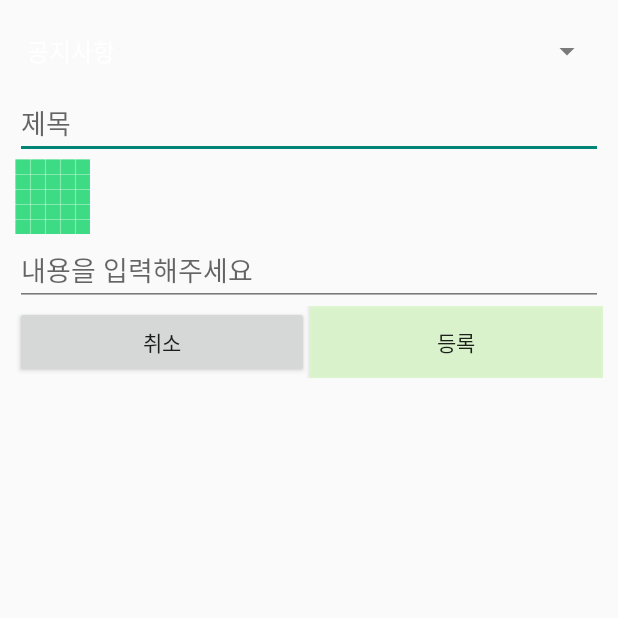
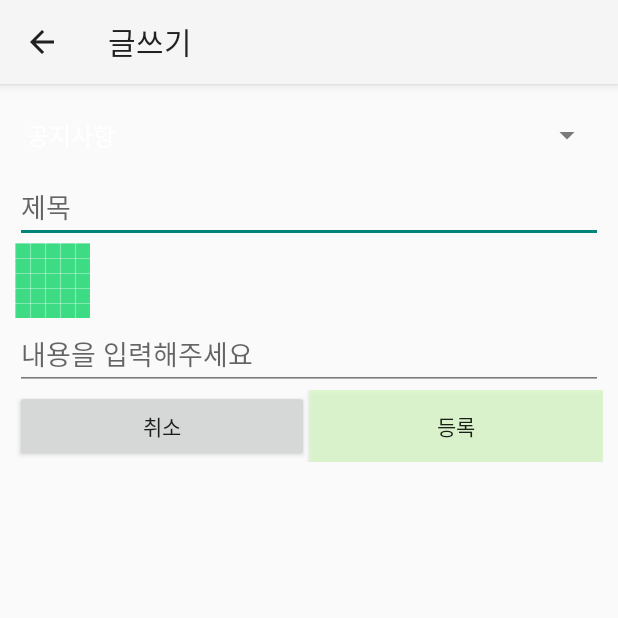
Before and after one commit to yerinOneul/Pet-s-Tree, an Android app: the Write screen opened directly, with no data from a screen before it, on a phone screen of 412 x 824 dp, the top half of it. Run offline under Robolectric (Android 15) with nearby library versions, the phone set to English and light mode, and no system bars; our stand-ins replace Firebase (no records; nobody signed in at launch, a user with empty details on screens opened directly); pictures from the network do not load.

Commit message:
Added Titlebar in Write

```diff
--- a/app/src/main/AndroidManifest.xml
+++ b/app/src/main/AndroidManifest.xml
@@ -26,7 +26,8 @@
         </activity>
         <activity android:name=".Login"/>
         <activity android:name=".SignUp"/>
-        <activity android:name=".Write"/>
+        <activity android:name=".Write"
+            android:theme="@style/Theme.PetsTree.Titlebar" />
         <activity android:name=".ExpectCertActivity" />
         <activity android:name=".GalleryActivity"/>
 
--- a/app/src/main/java/kr/ac/gachon/sw/petstree/Write.java
+++ b/app/src/main/java/kr/ac/gachon/sw/petstree/Write.java
@@ -7,6 +7,7 @@ import android.net.Uri;
 import android.os.Bundle;
 import android.text.InputType;
 import android.util.Log;
+import android.view.MenuItem;
 import android.view.View;
 import android.view.ViewGroup;
 import android.widget.Adapter;
@@ -22,6 +23,7 @@ import android.widget.Spinner;
 import android.widget.Toast;
 
 import androidx.annotation.NonNull;
+import androidx.appcompat.app.ActionBar;
 import androidx.appcompat.app.AppCompatActivity;
 
 import com.bumptech.glide.Glide;
@@ -48,6 +50,7 @@ import java.util.Date;
 import kr.ac.gachon.sw.petstree.model.Write_Info;
 
 public class Write extends AppCompatActivity {
+    private ActionBar actionBar;
     private Button save_btn;
     private Button cancel_btn;
     private ImageButton image_btn;
@@ -68,6 +71,12 @@ public class Write extends AppCompatActivity {
         image_btn = findViewById(R.id.image_btn);
         parent = findViewById(R.id.contentsLayout);
         spinner = findViewById(R.id.write_spinner);
+
+        actionBar = getSupportActionBar();
+        if (actionBar != null) {
+            actionBar.setDisplayHomeAsUpEnabled(true);
+            actionBar.setTitle(R.string.write);
+        }
 
         String[] items = getResources().getStringArray(R.array.boardType);
 
@@ -108,6 +117,19 @@ public class Write extends AppCompatActivity {
                 myStartActivity(GalleryActivity.class, "image");
             }
         });
+    }
+
+    @Override
+    public boolean onOptionsItemSelected(@NonNull MenuItem item) {
+        // Google 정책에 따라 MenuItem에 Switch 사용하지 않고 if문 사용
+        int itemId = item.getItemId();
+
+        if(itemId == android.R.id.home) {
+            onBackPressed();
+            return true;
+        }
+
+        return super.onOptionsItemSelected(item);
     }
 
     // 사진 선택 시 이미지를 view에 띄워준다.
--- a/app/src/main/res/values/strings.xml
+++ b/app/src/main/res/values/strings.xml
@@ -30,6 +30,8 @@
     <string name="signup_weakpassword">너무 취약한 비밀번호입니다! 다른 비밀번호를 사용해주세요.</string>
     <string name="signup_alreadyemail">이미 가입한 이메일입니다.</string>
 
+    <string name="write">글쓰기</string>
+
     <string name="expectcert_title">전문가님 환영합니다!</string>
     <string name="expectcert_msg">서비스 이용을 위해 인증 사진 업로드가 필요합니다.</string>
     <string name="expectcert_success_title">전문가 인증 요청이 완료되었습니다.</string>
--- a/app/src/main/res/values/themes.xml
+++ b/app/src/main/res/values/themes.xml
@@ -16,4 +16,9 @@
         <item name="windowNoTitle">true</item>
         <!-- Customize your theme here. -->
     </style>
+
+    <style name="Theme.PetsTree.Titlebar" parent="Theme.PetsTree">
+        <item name="windowActionBar">true</item>
+        <item name="windowNoTitle">false</item>
+    </style>
 </resources>
```
